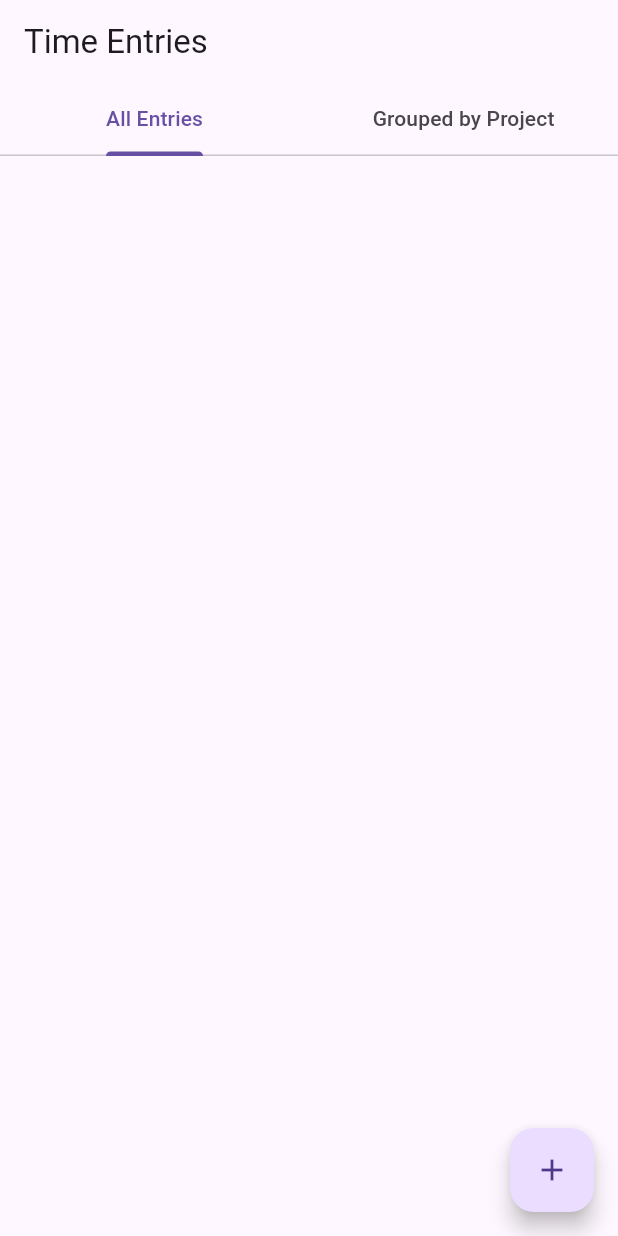
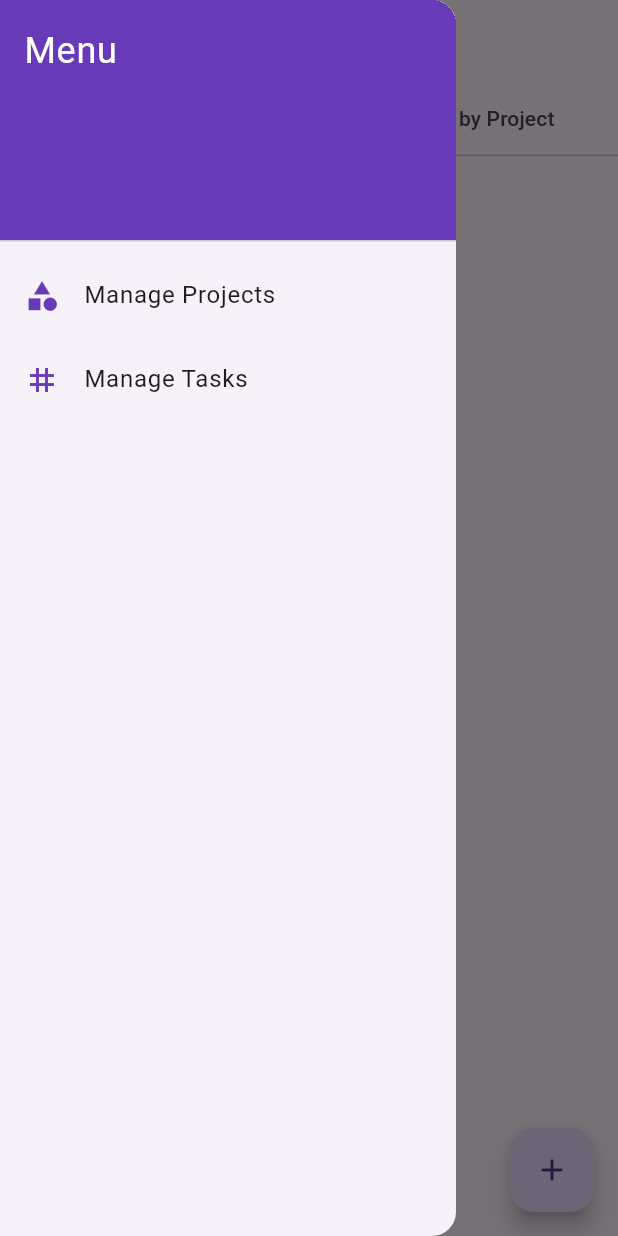
Before and after one commit to Manvi1113/Flutter-Time-Tacker-FP, a Flutter app: the screen it shows after launch, with the side drawer open (before the commit the screen has no drawer), on a phone screen of 412 x 824 dp. Run offline on Flutter 3.47's test engine with Material 3 defaults, Android fonts, the phone set to English and light mode, and no system bars; our stand-ins replace localstorage.

Commit message:
modified requirements.txt

```diff
--- a/time_tracker/lib/screens/home_screen.dart
+++ b/time_tracker/lib/screens/home_screen.dart
@@ -19,6 +19,34 @@ class HomeScreen extends StatelessWidget {
             ],
           ),
         ),
+        drawer: Drawer(
+        child: ListView(
+          padding: EdgeInsets.zero,
+          children: <Widget>[
+            DrawerHeader(
+              decoration: BoxDecoration(color: Colors.deepPurple),
+              child: Text('Menu',
+                  style: TextStyle(color: Colors.white, fontSize: 24)),
+            ),
+            ListTile(
+              leading: Icon(Icons.category, color: Colors.deepPurple),
+              title: Text('Manage Projects'),
+              onTap: () {
+                Navigator.pop(context); // This closes the drawer
+                Navigator.pushNamed(context, '/manage_projects');
+              },
+            ),
+            ListTile(
+              leading: Icon(Icons.tag, color: Colors.deepPurple),
+              title: Text('Manage Tasks'),
+              onTap: () {
+                Navigator.pop(context); // This closes the drawer
+                Navigator.pushNamed(context, '/manage_tasks');
+              },
+            ),
+          ],
+        ),
+      ),
         body: TabBarView(
           children: [
             // The first tab: List of all entries
```
